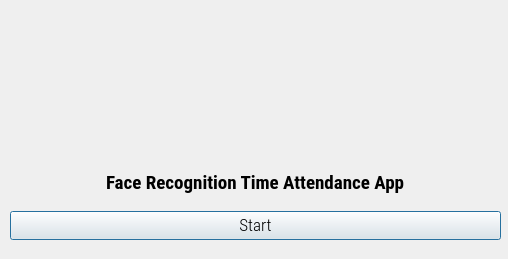
Old version of the form mainwindow.ui in the repository 1412kauti/FacialRecognitionML.
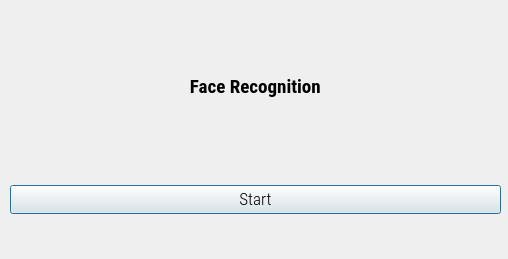
New version of the form. Icons and pictures are not drawn.

```diff
--- a/mainwindow.ui
+++ b/mainwindow.ui
@@ -29,22 +29,6 @@
    <iconset resource="resource.qrc">
     <normaloff>:/icon/icon.png</normaloff>:/icon/icon.png</iconset>
   </property>
-  <widget class="QLabel" name="logolabel">
-   <property name="geometry">
-    <rect>
-     <x>0</x>
-     <y>0</y>
-     <width>500</width>
-     <height>133</height>
-    </rect>
-   </property>
-   <property name="text">
-    <string/>
-   </property>
-   <property name="pixmap">
-    <pixmap resource="resource.qrc">:/logo/logo.png</pixmap>
-   </property>
-  </widget>
   <widget class="QWidget" name="verticalLayoutWidget">
    <property name="geometry">
     <rect>
@@ -55,25 +39,6 @@
     </rect>
    </property>
    <layout class="QVBoxLayout" name="verticalLayout">
-    <item>
-     <layout class="QHBoxLayout" name="horizontalLayout">
-      <item alignment="Qt::AlignHCenter">
-       <widget class="QLabel" name="filelabel">
-        <property name="font">
-         <font>
-          <family>Roboto Condensed</family>
-          <pointsize>14</pointsize>
-          <weight>75</weight>
-          <bold>true</bold>
-         </font>
-        </property>
-        <property name="text">
-         <string>Face Recognition Time Attendance App</string>
-        </property>
-       </widget>
-      </item>
-     </layout>
-    </item>
     <item>
      <widget class="QPushButton" name="runButton">
       <property name="font">
@@ -89,6 +54,41 @@
     </item>
    </layout>
   </widget>
+  <widget class="QLabel" name="filelabel">
+   <property name="geometry">
+    <rect>
+     <x>30</x>
+     <y>70</y>
+     <width>455</width>
+     <height>33</height>
+    </rect>
+   </property>
+   <property name="font">
+    <font>
+     <family>Roboto Condensed</family>
+     <pointsize>14</pointsize>
+     <weight>75</weight>
+     <bold>true</bold>
+    </font>
+   </property>
+   <property name="text">
+    <string>Face Recognition </string>
+   </property>
+   <property name="alignment">
+    <set>Qt::AlignCenter</set>
+   </property>
+  </widget>
+  <widget class="QWidget" name="">
+   <property name="geometry">
+    <rect>
+     <x>10</x>
+     <y>70</y>
+     <width>489</width>
+     <height>35</height>
+    </rect>
+   </property>
+   <layout class="QHBoxLayout" name="horizontalLayout"/>
+  </widget>
  </widget>
  <resources>
   <include location="resource.qrc"/>
```
